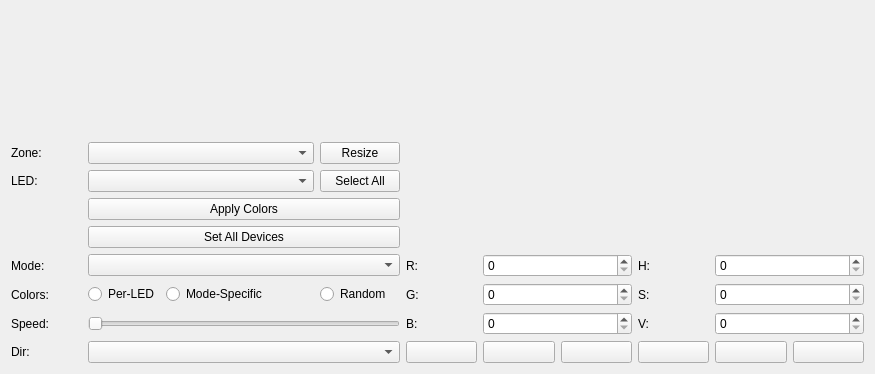
Qt form qt/OpenRGBDevicePage.ui (CalcProgrammer1/OpenRGB) before a commit.
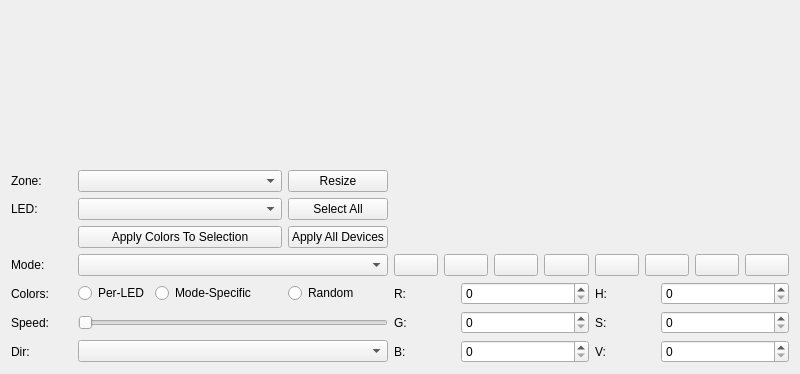
The same form after that commit. Custom widgets are drawn as their Qt base class.

Commit message:
Changed "Set All Devices"
* Changed `Set All Devices` to `Apply To All Devices`
* Added a tooltip to `Apply to All`
* Added Black and White quick colour swatches and left them "not flat" to
ensure visibility in Light and Dark mode.

Commit amended to fix display issues on Windows and to group buttons in layout by Adam Honse <calcprogrammer1@gmail.com>

```diff
--- a/qt/OpenRGBDevicePage.ui
+++ b/qt/OpenRGBDevicePage.ui
@@ -6,7 +6,7 @@
    <rect>
     <x>0</x>
     <y>0</y>
-    <width>875</width>
+    <width>800</width>
     <height>374</height>
    </rect>
   </property>
@@ -14,58 +14,10 @@
    <string>Frame</string>
   </property>
   <layout class="QGridLayout" name="gridLayout">
-   <item row="12" column="8">
-    <widget class="QPushButton" name="ButtonCyan">
+   <item row="2" column="4">
+    <widget class="QPushButton" name="SelectAllLEDsButton">
      <property name="text">
-      <string/>
-     </property>
-    </widget>
-   </item>
-   <item row="7" column="1" colspan="4">
-    <widget class="QComboBox" name="ModeBox"/>
-   </item>
-   <item row="7" column="5">
-    <widget class="QLabel" name="RedLabel">
-     <property name="text">
-      <string>R:</string>
-     </property>
-    </widget>
-   </item>
-   <item row="8" column="0">
-    <widget class="QLabel" name="ColorLabel">
-     <property name="text">
-      <string>Colors:</string>
-     </property>
-    </widget>
-   </item>
-   <item row="12" column="1" colspan="4">
-    <widget class="QComboBox" name="DirectionBox"/>
-   </item>
-   <item row="12" column="9">
-    <widget class="QPushButton" name="ButtonBlue">
-     <property name="text">
-      <string/>
-     </property>
-    </widget>
-   </item>
-   <item row="7" column="6" colspan="2">
-    <widget class="QSpinBox" name="RedSpinBox">
-     <property name="maximum">
-      <number>255</number>
-     </property>
-    </widget>
-   </item>
-   <item row="4" column="1" colspan="4">
-    <widget class="QPushButton" name="ApplyColorsButton">
-     <property name="text">
-      <string>Apply Colors</string>
-     </property>
-    </widget>
-   </item>
-   <item row="12" column="6">
-    <widget class="QPushButton" name="ButtonYellow">
-     <property name="text">
-      <string/>
+      <string>Select All</string>
      </property>
     </widget>
    </item>
@@ -85,49 +37,138 @@
      </property>
     </widget>
    </item>
-   <item row="7" column="0">
+   <item row="1" column="4">
+    <widget class="QPushButton" name="ResizeButton">
+     <property name="text">
+      <string>Resize</string>
+     </property>
+    </widget>
+   </item>
+   <item row="6" column="0">
+    <widget class="QLabel" name="SpeedLabel">
+     <property name="text">
+      <string>Speed:</string>
+     </property>
+    </widget>
+   </item>
+   <item row="5" column="1">
+    <widget class="QRadioButton" name="PerLEDCheck">
+     <property name="text">
+      <string>Per-LED</string>
+     </property>
+    </widget>
+   </item>
+   <item row="5" column="0">
+    <widget class="QLabel" name="ColorLabel">
+     <property name="text">
+      <string>Colors:</string>
+     </property>
+    </widget>
+   </item>
+   <item row="2" column="0">
+    <widget class="QLabel" name="LEDLabel">
+     <property name="text">
+      <string>LED:</string>
+     </property>
+    </widget>
+   </item>
+   <item row="4" column="0">
     <widget class="QLabel" name="ModeLabel">
      <property name="text">
       <string>Mode:</string>
      </property>
     </widget>
    </item>
-   <item row="9" column="1" colspan="4">
+   <item row="2" column="1" colspan="3">
+    <widget class="QComboBox" name="LEDBox"/>
+   </item>
+   <item row="3" column="1" colspan="3">
+    <widget class="QPushButton" name="ApplyColorsButton">
+     <property name="text">
+      <string>Apply Colors To Selection</string>
+     </property>
+    </widget>
+   </item>
+   <item row="5" column="4">
+    <widget class="QRadioButton" name="RandomCheck">
+     <property name="text">
+      <string>Random</string>
+     </property>
+    </widget>
+   </item>
+   <item row="6" column="1" colspan="4">
     <widget class="QSlider" name="SpeedSlider">
      <property name="orientation">
       <enum>Qt::Horizontal</enum>
      </property>
     </widget>
    </item>
-   <item row="8" column="8">
-    <widget class="QLabel" name="SatLabel">
-     <property name="text">
-      <string>S:</string>
-     </property>
-    </widget>
-   </item>
-   <item row="5" column="1" colspan="4">
+   <item row="3" column="4">
     <widget class="QPushButton" name="SetAllButton">
      <property name="text">
-      <string>Set All Devices</string>
+      <string>Apply All Devices</string>
      </property>
     </widget>
    </item>
-   <item row="3" column="0">
-    <widget class="QLabel" name="LEDLabel">
+   <item row="1" column="0">
+    <widget class="QLabel" name="ZoneLabel">
      <property name="text">
-      <string>LED:</string>
+      <string>Zone:</string>
      </property>
     </widget>
    </item>
-   <item row="12" column="5">
-    <widget class="QPushButton" name="ButtonRed">
+   <item row="1" column="1" colspan="3">
+    <widget class="QComboBox" name="ZoneBox"/>
+   </item>
+   <item row="4" column="1" colspan="4">
+    <widget class="QComboBox" name="ModeBox"/>
+   </item>
+   <item row="9" column="1" colspan="4">
+    <widget class="QComboBox" name="DirectionBox"/>
+   </item>
+   <item row="9" column="0">
+    <widget class="QLabel" name="DirectionLabel">
      <property name="text">
-      <string/>
+      <string>Dir:</string>
      </property>
     </widget>
    </item>
-   <item row="8" column="6" colspan="2">
+   <item row="5" column="2" colspan="2">
+    <widget class="QRadioButton" name="ModeSpecificCheck">
+     <property name="text">
+      <string>Mode-Specific</string>
+     </property>
+    </widget>
+   </item>
+   <item row="9" column="5">
+    <widget class="QLabel" name="BlueLabel">
+     <property name="text">
+      <string>B:</string>
+     </property>
+    </widget>
+   </item>
+   <item row="6" column="5">
+    <widget class="QLabel" name="GreenLabel">
+     <property name="text">
+      <string>G:</string>
+     </property>
+    </widget>
+   </item>
+   <item row="5" column="5">
+    <widget class="QLabel" name="RedLabel">
+     <property name="text">
+      <string>R:</string>
+     </property>
+    </widget>
+   </item>
+   <item row="5" column="6" colspan="2">
+    <widget class="QSpinBox" name="RedSpinBox">
+     <property name="maximum">
+      <number>255</number>
+     </property>
+    </widget>
+   </item>
+   <item row="6" column="6" colspan="2">
     <widget class="QSpinBox" name="GreenSpinBox">
      <property name="maximum">
       <number>255</number>
@@ -148,80 +189,31 @@
      </property>
     </widget>
    </item>
-   <item row="12" column="0">
-    <widget class="QLabel" name="DirectionLabel">
+   <item row="6" column="8">
+    <widget class="QLabel" name="SatLabel">
      <property name="text">
-      <string>Dir:</string>
+      <string>S:</string>
      </property>
     </widget>
    </item>
-   <item row="8" column="2" colspan="2">
-    <widget class="QRadioButton" name="ModeSpecificCheck">
-     <property name="text">
-      <string>Mode-Specific</string>
-     </property>
-    </widget>
-   </item>
-   <item row="12" column="10">
-    <widget class="QPushButton" name="ButtonMagenta">
-     <property name="text">
-      <string/>
-     </property>
-    </widget>
-   </item>
-   <item row="8" column="9" colspan="2">
-    <widget class="QSpinBox" name="SatSpinBox">
-     <property name="maximum">
-      <number>255</number>
-     </property>
-    </widget>
-   </item>
-   <item row="7" column="8">
+   <item row="5" column="8">
     <widget class="QLabel" name="HueLabel">
      <property name="text">
       <string>H:</string>
      </property>
     </widget>
    </item>
-   <item row="8" column="5">
-    <widget class="QLabel" name="GreenLabel">
-     <property name="text">
-      <string>G:</string>
-     </property>
-    </widget>
-   </item>
-   <item row="7" column="9" colspan="2">
+   <item row="5" column="9" colspan="2">
     <widget class="QSpinBox" name="HueSpinBox">
      <property name="maximum">
       <number>359</number>
      </property>
     </widget>
    </item>
-   <item row="8" column="4">
-    <widget class="QRadioButton" name="RandomCheck">
-     <property name="text">
-      <string>Random</string>
-     </property>
-    </widget>
-   </item>
-   <item row="9" column="0">
-    <widget class="QLabel" name="SpeedLabel">
-     <property name="text">
-      <string>Speed:</string>
-     </property>
-    </widget>
-   </item>
-   <item row="8" column="1">
-    <widget class="QRadioButton" name="PerLEDCheck">
-     <property name="text">
-      <string>Per-LED</string>
-     </property>
-    </widget>
-   </item>
-   <item row="12" column="7">
-    <widget class="QPushButton" name="ButtonGreen">
-     <property name="text">
-      <string/>
+   <item row="6" column="9" colspan="2">
+    <widget class="QSpinBox" name="SatSpinBox">
+     <property name="maximum">
+      <number>255</number>
      </property>
     </widget>
    </item>
@@ -232,41 +224,67 @@
      </property>
     </widget>
    </item>
-   <item row="9" column="5">
-    <widget class="QLabel" name="BlueLabel">
-     <property name="text">
-      <string>B:</string>
-     </property>
-    </widget>
+   <item row="4" column="5" colspan="6">
+    <layout class="QHBoxLayout" name="horizontalLayout">
+     <item>
+      <widget class="QPushButton" name="ButtonBlack">
+       <property name="text">
+        <string/>
+       </property>
+      </widget>
+     </item>
+     <item>
+      <widget class="QPushButton" name="ButtonRed">
+       <property name="text">
+        <string/>
+       </property>
+      </widget>
+     </item>
+     <item>
+      <widget class="QPushButton" name="ButtonYellow">
+       <property name="text">
+        <string/>
+       </property>
+      </widget>
+     </item>
+     <item>
+      <widget class="QPushButton" name="ButtonGreen">
+       <property name="text">
+        <string/>
+       </property>
+      </widget>
+     </item>
+     <item>
+      <widget class="QPushButton" name="ButtonCyan">
+       <property name="text">
+        <string/>
+       </property>
+      </widget>
+     </item>
+     <item>
+      <widget class="QPushButton" name="ButtonBlue">
+       <property name="text">
+        <string/>
+       </property>
+      </widget>
+     </item>
+     <item>
+      <widget class="QPushButton" name="ButtonMagenta">
+       <property name="text">
+        <string/>
+       </property>
+      </widget>
+     </item>
+     <item>
+      <widget class="QPushButton" name="ButtonWhite">
+       <property name="text">
+        <string/>
+       </property>
+      </widget>
+     </item>
+    </layout>
    </item>
-   <item row="3" column="1" colspan="3">
-    <widget class="QComboBox" name="LEDBox"/>
-   </item>
-   <item row="3" column="4">
-    <widget class="QPushButton" name="SelectAllLEDsButton">
-     <property name="text">
-      <string>Select All</string>
-     </property>
-    </widget>
-   </item>
-   <item row="2" column="4">
-    <widget class="QPushButton" name="ResizeButton">
-     <property name="text">
-      <string>Resize</string>
-     </property>
-    </widget>
-   </item>
-   <item row="2" column="0">
-    <widget class="QLabel" name="ZoneLabel">
-     <property name="text">
-      <string>Zone:</string>
-     </property>
-    </widget>
-   </item>
-   <item row="2" column="1" colspan="3">
-    <widget class="QComboBox" name="ZoneBox"/>
-   </item>
-   <item row="2" column="5" rowspan="4" colspan="6">
+   <item row="1" column="5" rowspan="3" colspan="6">
     <widget class="ColorWheel" name="ColorWheelBox" native="true">
      <property name="sizePolicy">
       <sizepolicy hsizetype="Preferred" vsizetype="Preferred">
```
Left out of the diff: 5 changed lines with no effect on the pictures. The commit also changes 2 other files.
